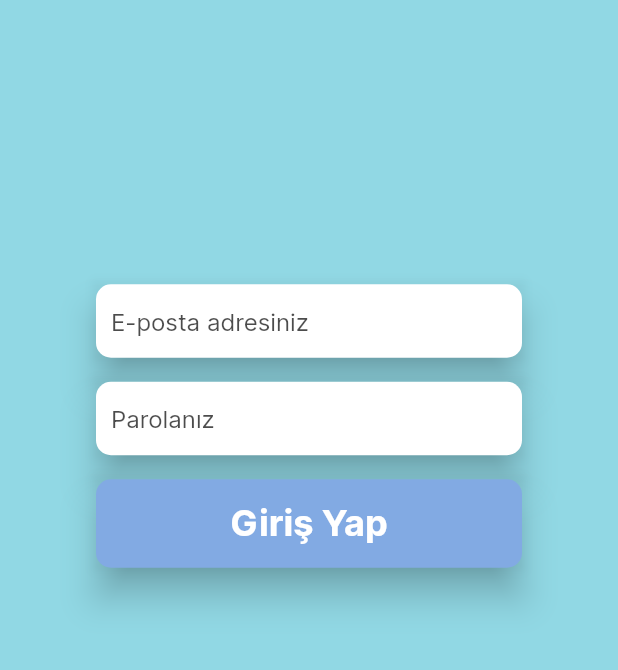
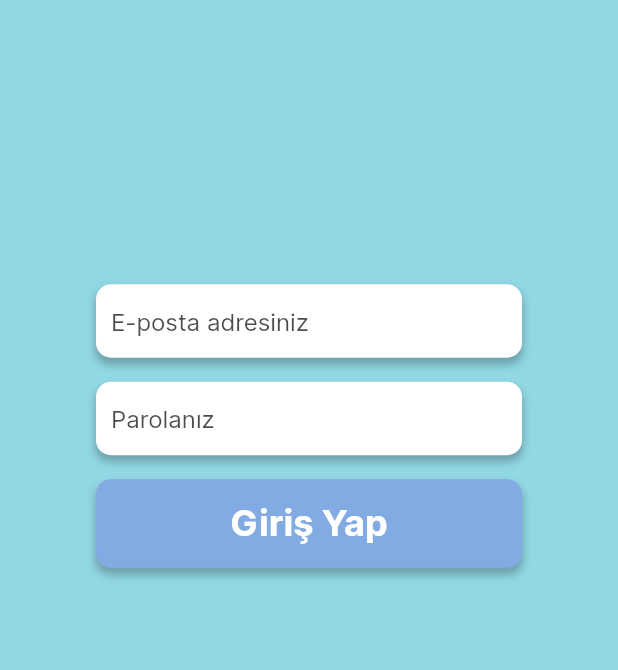
Before and after one commit to hellodoc-omu/mobile, a Flutter app: the screen it shows after launch, on a phone screen of 412 x 824 dp, the part 501-1171 px from its top. Run offline on Flutter 3.47's test engine with Material 2 defaults, Android fonts, the light colour scheme and no system bars.

Commit message:
refactor: shadow yapisi duzenlendi ve kullanima sunuldu

```diff
--- a/lib/utilities/utilities.dart
+++ b/lib/utilities/utilities.dart
@@ -6,3 +6,21 @@ Widget bindTapEventToWidget(Widget w, Function() f) {
     child: w,
   );
 }
+
+Widget applyShadowToWidget({required Widget w, double borderRadius = 10}) {
+  return DecoratedBox(
+    decoration: BoxDecoration(
+      color: Colors.transparent,
+      borderRadius: BorderRadius.circular(borderRadius),
+      boxShadow: const [
+        BoxShadow(
+          color: Color.fromRGBO(0, 0, 0, 0.25),
+          offset: Offset(0, 4),
+          blurRadius: 4,
+          spreadRadius: 0.2,
+        ), //BoxShadow
+      ],
+    ),
+    child: w,
+  );
+}
--- a/lib/widgets/custom_button.dart
+++ b/lib/widgets/custom_button.dart
@@ -12,7 +12,6 @@ class CustomButton extends StatefulWidget {
     this.innerTextPaddingV = 15,
     this.fitWidth = false,
     this.bgColor = const Color(0xFF82AAE3),
-    this.shadowWidth = 10,
     this.borderRadius = 10,
   });
 
@@ -28,7 +27,6 @@ class CustomButton extends StatefulWidget {
   final bool fitWidth;
 
   final Color bgColor;
-  final double shadowWidth;
   final double borderRadius;
 
   @override
@@ -58,15 +56,16 @@ class _CustomButton extends State<CustomButton> {
       child: Center(child: text),
     );
 
-    var buttonWithShadow = Material(
-      color: Colors.transparent,
-      elevation: widget.shadowWidth,
-      child: widget.fitWidth
-          ? SizedBox(
-              width: double.infinity,
-              child: button,
-            )
-          : button,
+    var questioned = widget.fitWidth
+        ? SizedBox(
+            width: double.infinity,
+            child: button,
+          )
+        : button;
+
+    var buttonWithShadow = applyShadowToWidget(
+      w: questioned,
+      borderRadius: widget.borderRadius,
     );
 
     return bindTapEventToWidget(buttonWithShadow, widget.onTap);
--- a/lib/widgets/textbox.dart
+++ b/lib/widgets/textbox.dart
@@ -1,8 +1,9 @@
 import 'package:flutter/material.dart';
+import 'package:hellodoc/utilities/utilities.dart';
 
 class Textbox extends StatefulWidget {
-  const Textbox(
-      {super.key,
+  const Textbox({
+    super.key,
     required this.controller,
     required this.validator,
     required this.hintText,
@@ -12,10 +13,12 @@ class Textbox extends StatefulWidget {
     this.fillColor = Colors.white,
     this.borderColor = Colors.transparent,
     this.borderRadius = 10,
-      this.shadowWidth = 10,
-      this.contentPadding =
-          const EdgeInsets.symmetric(horizontal: 10, vertical: 15),
-      this.obscureText = false});
+    this.contentPadding = const EdgeInsets.symmetric(
+      horizontal: 10,
+      vertical: 15,
+    ),
+    this.obscureText = false,
+  });
 
   final TextEditingController controller;
   final String? Function(String?)? validator;
@@ -29,7 +32,6 @@ class Textbox extends StatefulWidget {
 
   final Color borderColor;
   final double borderRadius;
-  final double shadowWidth;
   final EdgeInsets contentPadding;
 
   final bool obscureText;
@@ -60,15 +62,16 @@ class _Textbox extends State<Textbox> {
       contentPadding: widget.contentPadding,
     );
 
-    return Material(
-      color: Colors.transparent,
-      elevation: widget.shadowWidth,
-      child: TextFormField(
+    var textbox = TextFormField(
       controller: widget.controller,
       validator: widget.validator,
       obscureText: widget.obscureText,
       decoration: inputDecoration,
-      ),
+    );
+
+    return applyShadowToWidget(
+      w: textbox,
+      borderRadius: widget.borderRadius,
     );
   }
 }
```
Lines whose indentation alone changed are shown as unchanged.
